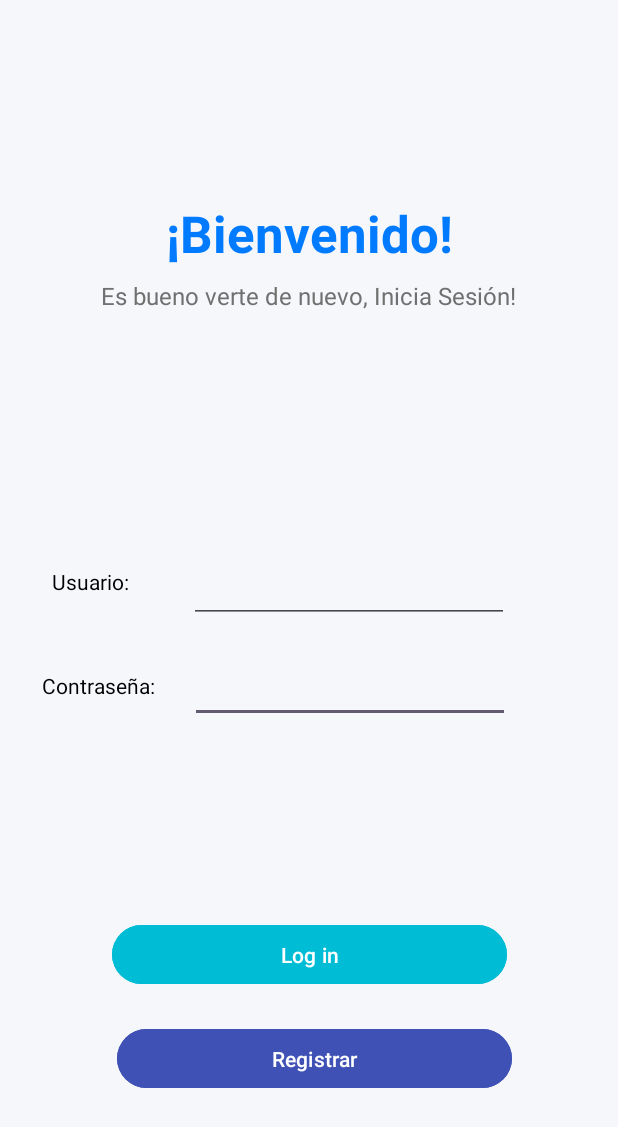
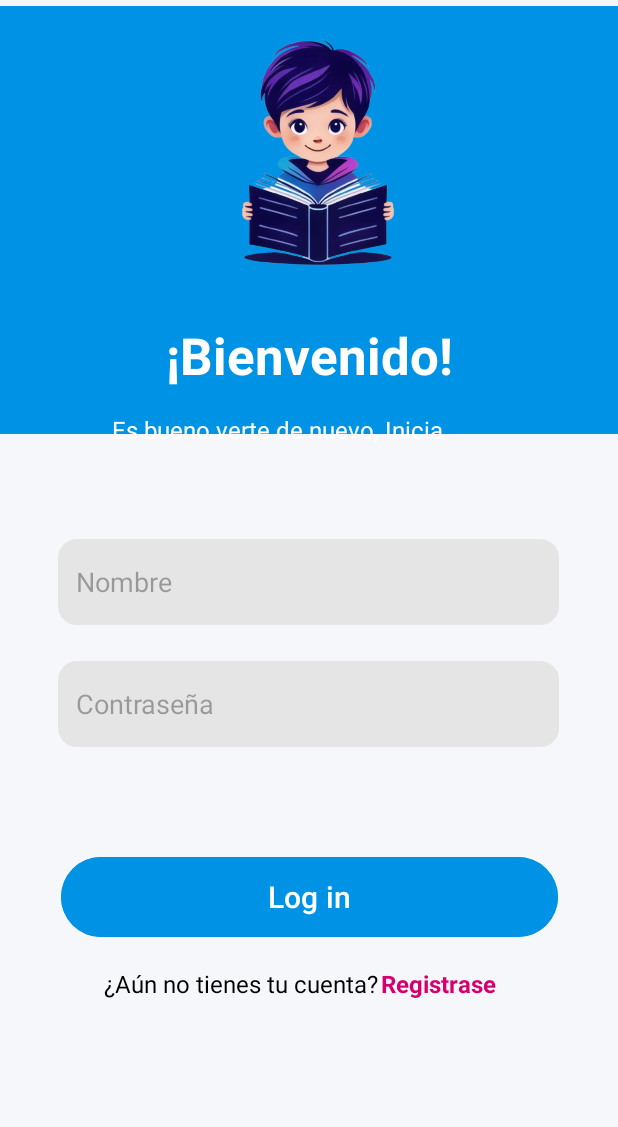
Before and after one commit to alisoben/ProyectoMovil_EduRead, an Android app: the LoginActivity screen opened directly, with no data from a screen before it, on a phone screen of 412 x 824 dp. Shown: the top 1127 px of the screen. Run offline under Robolectric (Android 15) with nearby library versions, the phone set to English and light mode, and no system bars.

Commit message:
cambios main,login,register

```diff
--- a/app/src/main/java/com/example/eduread/MainActivity.kt
+++ b/app/src/main/java/com/example/eduread/MainActivity.kt
@@ -25,6 +25,11 @@ class MainActivity : AppCompatActivity() {
             val intent: Intent = Intent(this, LoginActivity:: class.java)
             startActivity(intent)
         }
+        val btnRegistro: Button = findViewById(R.id.buttonRegistrarUsuario)
+        btnRegistro.setOnClickListener(){
+            val intent: Intent = Intent(this, RegisterActivity:: class.java)
+            startActivity(intent)
+        }
 
     }
 }
--- a/app/src/main/java/com/example/eduread/ui/view/HomeActivity.kt
+++ b/app/src/main/java/com/example/eduread/ui/view/HomeActivity.kt
@@ -7,6 +7,7 @@ import androidx.activity.enableEdgeToEdge
 import androidx.appcompat.app.AppCompatActivity
 import androidx.core.view.ViewCompat
 import androidx.core.view.WindowInsetsCompat
+import com.example.eduread.MainActivity
 import com.example.eduread.R
 
 class HomeActivity : AppCompatActivity() {
@@ -24,6 +25,11 @@ class HomeActivity : AppCompatActivity() {
             val intent2: Intent = Intent(this, CuentosActivity:: class.java)
             startActivity(intent2)
         }
+        val btnCerrarSeccion: Button = findViewById(R.id.buttonCerrarSesion)
+        btnCerrarSeccion.setOnClickListener(){
+            val intent3 : Intent = Intent(this,MainActivity:: class.java)
+            startActivity((intent3))
+        }
 
     }
 }
--- a/app/src/main/java/com/example/eduread/ui/view/LoginActivity.kt
+++ b/app/src/main/java/com/example/eduread/ui/view/LoginActivity.kt
@@ -4,6 +4,7 @@ import android.content.Intent
 import android.os.Bundle
 import android.widget.Button
 import android.widget.EditText
+import android.widget.TextView
 import android.widget.Toast
 import androidx.appcompat.app.AppCompatActivity
 import com.example.eduread.R
@@ -38,10 +39,11 @@ class LoginActivity : AppCompatActivity() {
                 Toast.makeText(this, "Por favor, ingresa las credenciales", Toast.LENGTH_SHORT).show()
             }
         }
-        val btnRegistro: Button = findViewById(R.id.buttonRegistrar)
-        btnRegistro.setOnClickListener(){
-            val intent: Intent = Intent(this, RegisterActivity:: class.java)
+        val btnRegistro: TextView = findViewById(R.id.textRegistrar)
+        btnRegistro.setOnClickListener {
+            val intent: Intent = Intent(this, RegisterActivity::class.java)
             startActivity(intent)
         }
+
     }
 }
--- a/app/src/main/res/layout/activity_login.xml
+++ b/app/src/main/res/layout/activity_login.xml
@@ -10,113 +10,128 @@
 
     <!-- Título de Bienvenida -->
 
+    <View
+        android:id="@+id/headerBox"
+        android:layout_width="426dp"
+        android:layout_height="285dp"
+        android:layout_marginTop="4dp"
+        android:background="@color/blue_base"
+        app:layout_constraintEnd_toEndOf="parent"
+        app:layout_constraintHorizontal_bias="0.533"
+        app:layout_constraintStart_toStartOf="parent"
+        app:layout_constraintTop_toTopOf="parent" />
+
+
+    <ImageView
+        android:id="@+id/imageView2"
+        android:layout_width="184dp"
+        android:layout_height="196dp"
+        android:layout_marginStart="120dp"
+        android:layout_marginTop="4dp"
+        app:layout_constraintStart_toStartOf="parent"
+        app:layout_constraintTop_toTopOf="parent"
+        app:srcCompat="@drawable/logo_eduread" />
+
     <TextView
             android:id="@+id/title"
             android:layout_width="wrap_content"
             android:layout_height="wrap_content"
             android:text="¡Bienvenido!"
-        android:textColor="#007BFF"
+            android:textColor="#FFFFFF"
             android:textSize="34sp"
             android:textStyle="bold"
             app:layout_constraintBottom_toBottomOf="parent"
             app:layout_constraintEnd_toEndOf="parent"
             app:layout_constraintStart_toStartOf="parent"
             app:layout_constraintTop_toTopOf="parent"
-        app:layout_constraintVertical_bias="0.17" />
-
-    <!-- Subtítulo -->
+            app:layout_constraintVertical_bias="0.275" />
 
         <TextView
             android:id="@+id/subtitle"
-        android:layout_width="wrap_content"
-        android:layout_height="wrap_content"
-        android:layout_marginTop="8dp"
+            android:layout_width="275dp"
+            android:layout_height="24dp"
+            android:layout_marginTop="16dp"
             android:text="Es bueno verte de nuevo, Inicia Sesión!"
-        android:textColor="#707070"
+            android:textColor="#FFFFFF"
             android:textSize="16sp"
             app:layout_constraintEnd_toEndOf="parent"
+            app:layout_constraintHorizontal_bias="0.544"
             app:layout_constraintStart_toStartOf="parent"
             app:layout_constraintTop_toBottomOf="@id/title" />
 
+    <EditText
+        android:id="@+id/editTextText"
+        android:layout_width="334dp"
+        android:layout_height="57dp"
+        android:layout_marginStart="32dp"
+        android:layout_marginTop="60dp"
+        android:layout_marginEnd="32dp"
+        android:background="@drawable/rounded_edittext"
+        android:hint="Nombre"
+        android:inputType="text"
+        android:padding="12dp"
+        app:layout_constraintEnd_toEndOf="parent"
+        app:layout_constraintHorizontal_bias="0.461"
+        app:layout_constraintStart_toStartOf="parent"
+        app:layout_constraintTop_toBottomOf="@id/subtitle" />
 
     <EditText
         android:id="@+id/editTextTextPassword"
-        android:layout_width="wrap_content"
-        android:layout_height="wrap_content"
-        android:layout_marginTop="10dp"
-        android:ems="10"
-        android:textColor="@color/black"
+        android:layout_width="334dp"
+        android:layout_height="57dp"
+        android:layout_marginStart="32dp"
+        android:layout_marginTop="24dp"
+        android:layout_marginEnd="32dp"
+        android:background="@drawable/rounded_edittext"
+        android:hint="Contraseña"
         android:inputType="textPassword"
-        app:layout_constraintBottom_toBottomOf="parent"
+        android:padding="12dp"
         app:layout_constraintEnd_toEndOf="parent"
-        app:layout_constraintHorizontal_bias="0.244"
-        app:layout_constraintStart_toEndOf="@+id/textView4"
-        app:layout_constraintTop_toBottomOf="@+id/editTextText"
-        app:layout_constraintVertical_bias="0.032" />
-
-    <EditText
-        android:id="@+id/editTextText"
-        android:layout_width="wrap_content"
-        android:layout_height="wrap_content"
-        android:ems="10"
-        android:inputType="text"
-        android:textColor="@color/black"
-        app:layout_constraintBottom_toBottomOf="parent"
-        app:layout_constraintEnd_toEndOf="parent"
-        app:layout_constraintHorizontal_bias="0.356"
-        app:layout_constraintStart_toEndOf="@+id/textView3"
-        app:layout_constraintTop_toTopOf="parent"
-        app:layout_constraintVertical_bias="0.475" />
-
-    <TextView
-        android:id="@+id/textView3"
-        android:layout_width="wrap_content"
-        android:layout_height="wrap_content"
-        android:textColor="@color/black"
-        android:text="Usuario:"
-        app:layout_constraintBottom_toBottomOf="parent"
-        app:layout_constraintEnd_toEndOf="parent"
-        app:layout_constraintHorizontal_bias="0.097"
+        app:layout_constraintHorizontal_bias="0.461"
         app:layout_constraintStart_toStartOf="parent"
-        app:layout_constraintTop_toTopOf="parent"
-        app:layout_constraintVertical_bias="0.47" />
-
-    <TextView
-        android:id="@+id/textView4"
-        android:layout_width="wrap_content"
-        android:layout_height="wrap_content"
-        android:layout_marginTop="10dp"
-        android:textColor="@color/black"
-        android:text="Contraseña:"
-        app:layout_constraintBottom_toBottomOf="parent"
-        app:layout_constraintEnd_toEndOf="parent"
-        app:layout_constraintHorizontal_bias="0.083"
-        app:layout_constraintStart_toStartOf="parent"
-        app:layout_constraintTop_toBottomOf="@+id/textView3"
-        app:layout_constraintVertical_bias="0.1" />
+        app:layout_constraintTop_toBottomOf="@id/editTextText" />
 
     <Button
         android:id="@+id/buttonIngresarHome"
-        android:layout_width="263dp"
-        android:layout_height="47dp"
-        android:backgroundTint="#00BCD4"
+        android:layout_width="331dp"
+        android:layout_height="61dp"
+        android:backgroundTint="@color/blue_base"
+        android:paddingTop="12dp"
+        android:paddingBottom="12dp"
         android:text="Log in"
+        android:textSize="20sp"
         app:layout_constraintBottom_toBottomOf="parent"
         app:layout_constraintEnd_toEndOf="parent"
         app:layout_constraintStart_toStartOf="parent"
         app:layout_constraintTop_toBottomOf="@+id/title"
-        app:layout_constraintVertical_bias="0.726" />
+        app:layout_constraintVertical_bias="0.612" />
 
-    <Button
-        android:id="@+id/buttonRegistrar"
-        android:layout_width="263dp"
-        android:layout_height="47dp"
-        android:backgroundTint="#3F51B5"
-        android:text="Registrar"
-        app:layout_constraintBottom_toBottomOf="parent"
+    <TextView
+        android:id="@+id/textNoAccount"
+        android:layout_width="wrap_content"
+        android:layout_height="wrap_content"
+        android:layout_marginTop="16dp"
+        android:text="¿Aún no tienes tu cuenta?"
+        android:textColor="#000000"
+        android:textSize="16sp"
         app:layout_constraintEnd_toEndOf="parent"
-        app:layout_constraintHorizontal_bias="0.524"
+        app:layout_constraintHorizontal_bias="0.302"
         app:layout_constraintStart_toStartOf="parent"
-        app:layout_constraintTop_toBottomOf="@+id/buttonIngresarHome"
-        app:layout_constraintVertical_bias="0.187" />
+        app:layout_constraintTop_toBottomOf="@id/buttonIngresarHome" />
+
+    <TextView
+        android:id="@+id/textRegistrar"
+        android:layout_width="wrap_content"
+        android:layout_height="wrap_content"
+        android:layout_marginTop="16dp"
+        android:text="Registrase"
+        android:textColor="#D5006D"
+        android:textSize="16sp"
+        android:textStyle="bold"
+        app:layout_constraintEnd_toEndOf="parent"
+        app:layout_constraintHorizontal_bias="0.757"
+        app:layout_constraintStart_toStartOf="parent"
+        app:layout_constraintTop_toBottomOf="@id/buttonIngresarHome" />
+
+
 </androidx.constraintlayout.widget.ConstraintLayout>
```
Also changed, not shown: app/src/main/res/drawable/border_gradient_black.xml (added, +23 -0 lines), app/src/main/res/layout/activity_home.xml (+43 -10 lines), app/src/main/res/layout/activity_main.xml (+47 -23 lines), app/src/main/res/layout/activity_register.xml (+28 -22 lines), app/src/main/res/drawable/logo_eduread.png (added). Lines whose indentation alone changed are shown as unchanged.
